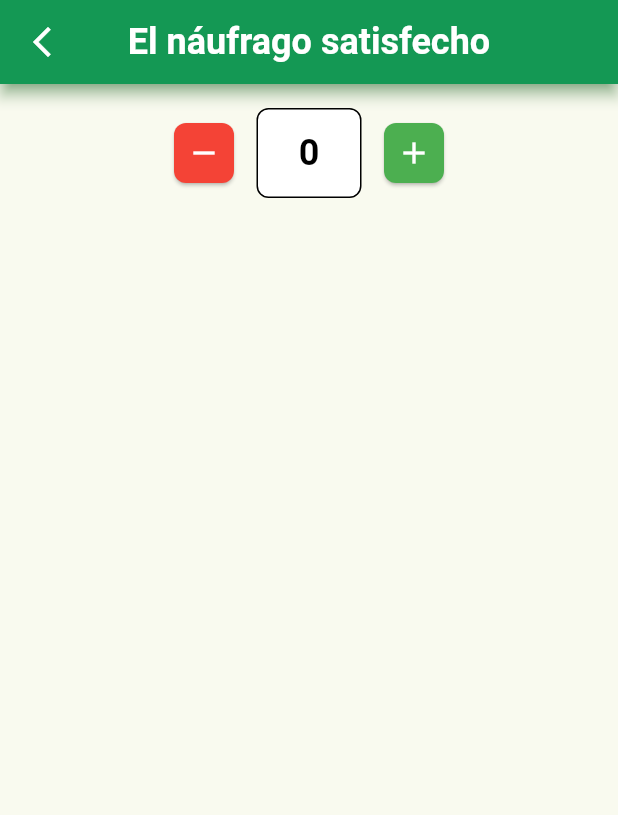
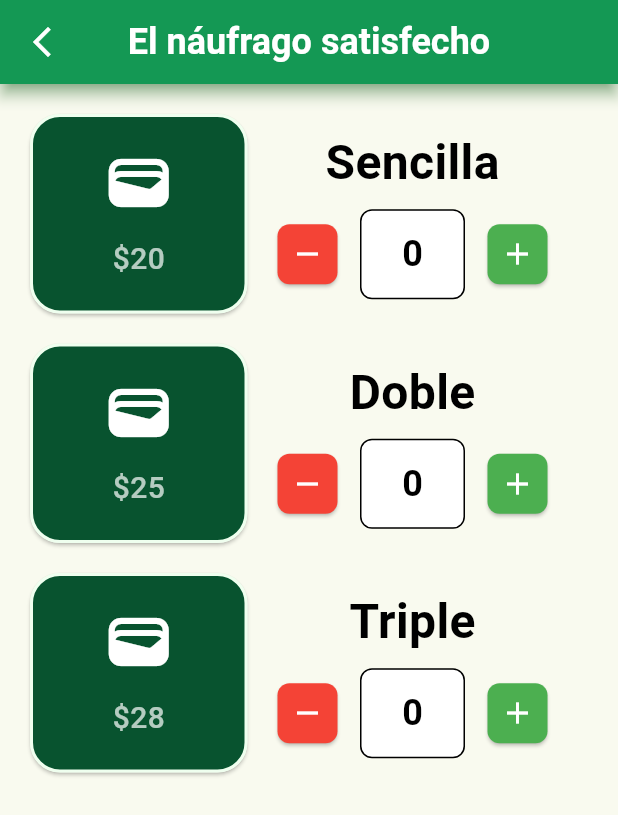
Before and after one commit to vieerr/saint-roche-atomic-design, a Flutter app: the HamburgerScreen screen opened by its route, on a phone screen of 412 x 824 dp. Shown: the top 815 px of the screen. Run offline on Flutter 3.47's test engine with Material 3 defaults, Android fonts, the phone set to English and light mode, and no system bars.

Commit message:
feat(hamburger): 🎸 initial hamburger selector

```diff
--- a/lib/hamburger/view/ham_screen.dart
+++ b/lib/hamburger/view/ham_screen.dart
@@ -1,5 +1,6 @@
 import 'package:flutter/material.dart';
 import 'package:saint_roche_atomic_design/hamburger/widgets/counter.dart';
+import 'package:saint_roche_atomic_design/hamburger/widgets/hamburger_selector.dart';
 import '../../commons/widgets/ultra_app_bar.dart';
 
 class HamburgerScreen extends StatefulWidget {
@@ -18,7 +19,20 @@ class _HamburgerScreenState extends State<HamburgerScreen> {
         padding: EdgeInsets.all(16),
         child: Column(
           children: [
-            Counter(),
+            HamburgerSelector(
+              name: "Sencilla",
+              price: "20",
+            ),
+            SizedBox(height: 12,),
+            HamburgerSelector(
+              name: "Doble",
+              price: "25",
+            ),
+            SizedBox(height: 12,),
+            HamburgerSelector(
+              name: "Triple",
+              price: "28",
+            ),
             SizedBox(height: 12,),
           ],
         ),
--- /dev/null
+++ b/lib/hamburger/widgets/hamburger_card.dart
@@ -0,0 +1,52 @@
+import 'package:flutter/material.dart';
+import 'package:saint_roche_atomic_design/commons/styles/colors.dart';
+
+class HamburgerCard extends StatelessWidget {
+  final IconData icon;
+  final String price;
+
+  const HamburgerCard({
+    super.key,
+    required this.icon,
+    required this.price,
+  });
+
+  @override
+  Widget build(BuildContext context) {
+    return Card(
+      shape: RoundedRectangleBorder(
+        borderRadius: BorderRadius.circular(20),
+      ),
+      child: Container(
+        width: 145,
+        padding: const EdgeInsets.all(20),
+        decoration: BoxDecoration(
+          borderRadius: BorderRadius.circular(20),
+          border: Border.all(
+            color: UltraColors.primaryLight,
+            width: 2,
+          ),
+          color: UltraColors.primaryDark,
+        ),
+        child: Column(
+          children: [
+            Icon(
+              icon,
+              size: 48,
+              color: Colors.white,
+            ),
+            SizedBox(height: 12),
+             Text(
+               price,
+              style: TextStyle(
+                fontSize: 20,
+                color: Colors.white70,
+                fontWeight: FontWeight.w500,
+              ),
+            ),
+          ],
+        ),
+      ),
+    );
+  }
+}
--- /dev/null
+++ b/lib/hamburger/widgets/hamburger_selector.dart
@@ -0,0 +1,37 @@
+import 'package:flutter/material.dart';
+import 'package:saint_roche_atomic_design/hamburger/widgets/counter.dart';
+import 'package:saint_roche_atomic_design/hamburger/widgets/hamburger_card.dart';
+
+class HamburgerSelector extends StatelessWidget {
+  final String price;
+  final String name;
+  const HamburgerSelector({
+    super.key,
+    required this.price,
+    required this.name,
+  });
+
+  @override
+  Widget build(BuildContext context) {
+    return Row(
+      children: [
+        HamburgerCard(icon: Icons.wallet, price: "\$$price"),
+        SizedBox(width: 16),
+        Column(
+          children: [
+            Text(
+              name,
+              style: const TextStyle(
+                fontSize: 32,
+                color: Colors.black,
+                fontWeight: FontWeight.bold,
+              ),
+            ),
+            SizedBox(height: 8,),
+            Counter(),
+          ],
+        ),
+      ],
+    );
+  }
+}
```
